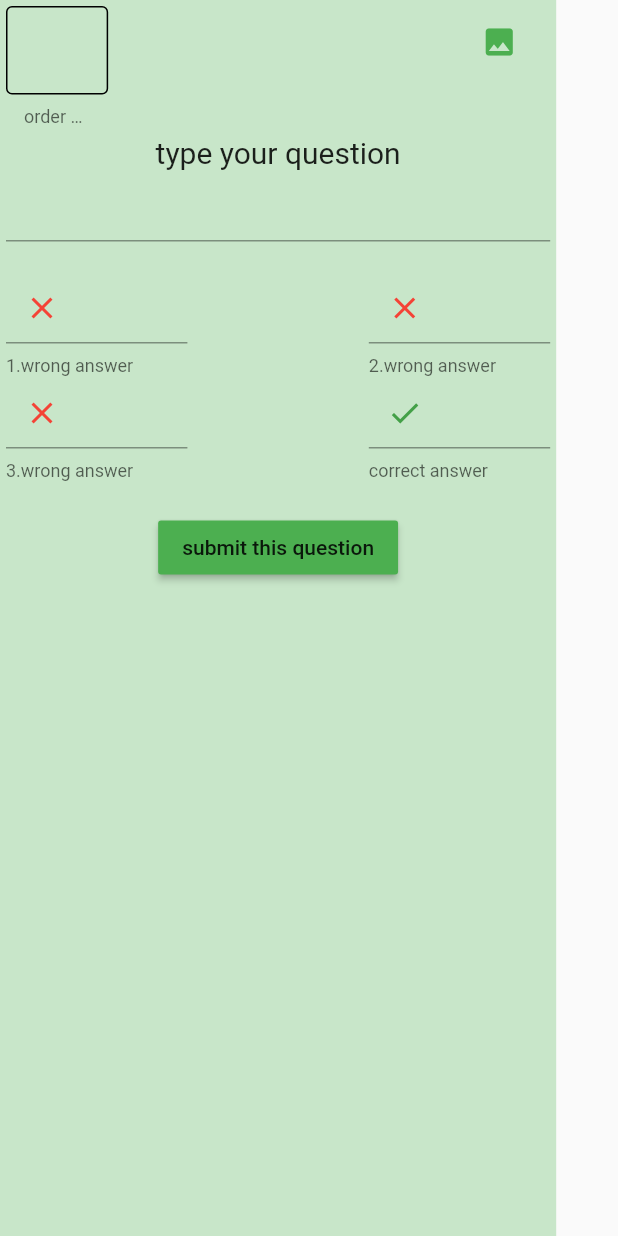
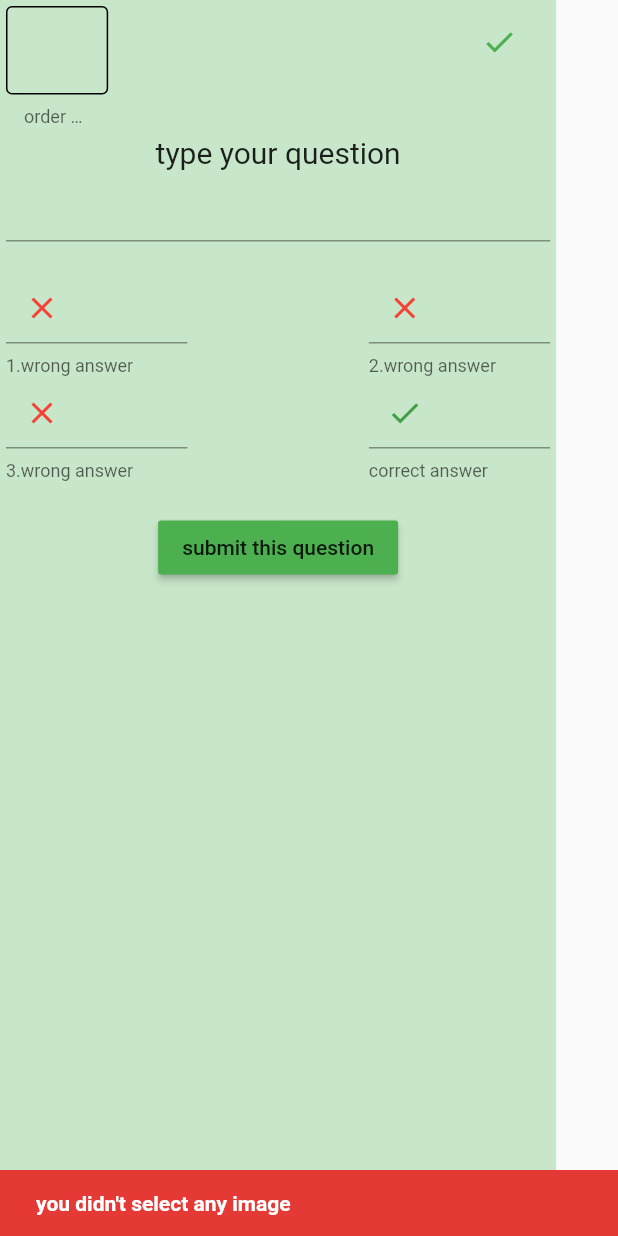
Before and after one commit to alifaraji64/exam_app_with_flutter_node, a Flutter app: the Question widget shown alone on an empty page, opened directly, after a tap on the "image" icon, on a phone screen of 412 x 824 dp. Run offline on Flutter 3.47's test engine with Material 2 defaults, Android fonts, the phone set to English and light mode, and no system bars; our stand-ins replace custom_navigation_bar, file_picker.

Commit message:
image uploading done, form validation done

```diff
--- a/lib/core/models/question.dart
+++ b/lib/core/models/question.dart
@@ -1,22 +1,24 @@
 class QuestionModel {
-  String? question, wAnswerOne, wAnswerTwo, wAnswerThree, correctAnswer;
-  int? id;
+  String? question, wAnswerOne, wAnswerTwo, wAnswerThree, correctAnswer, url;
+  int? order;
   QuestionModel({
+    required this.url,
     required this.question,
     required this.wAnswerOne,
     required this.wAnswerTwo,
     required this.wAnswerThree,
     required this.correctAnswer,
-    this.id,
+    required this.order,
   });
 
   factory QuestionModel.fromJson(Map<String, dynamic> json) => QuestionModel(
-        question: json['question'],
-        wAnswerOne: json['wAnswerOne'],
-        wAnswerTwo: json['wAnswerTwo'],
-        wAnswerThree: json['wAnswerThree'],
-        correctAnswer: json['correctAnswer'],
-      );
+      question: json['question'],
+      wAnswerOne: json['wAnswerOne'],
+      wAnswerTwo: json['wAnswerTwo'],
+      wAnswerThree: json['wAnswerThree'],
+      correctAnswer: json['correctAnswer'],
+      url: json['url'],
+      order: json['order']);
 
   Map<String, String> toJson() {
     return {
@@ -24,7 +26,9 @@ class QuestionModel {
       'wAnswerOne': wAnswerOne!,
       'wAnswerTwo': wAnswerTwo!,
       'wAnswerThree': wAnswerThree!,
-      'correctAnswer': correctAnswer!
+      'correctAnswer': correctAnswer!,
+      'url': url!,
+      'order': order!.toString()
     };
   }
 }
--- a/lib/core/services/exam.dart
+++ b/lib/core/services/exam.dart
@@ -1,21 +1,45 @@
+import 'dart:async';
+import 'dart:convert';
+import 'dart:io';
+
 import 'package:file_picker/file_picker.dart';
+import 'package:flutter/cupertino.dart';
+import 'package:http/http.dart' as http;
 
 class Exam {
+  static String token = '';
   Future pickImage() async {
     FilePickerResult? result = await FilePicker.platform.pickFiles(
       type: FileType.custom,
       allowedExtensions: ['jpg', 'png'],
     );
     if (result == null) {
-      return CustomException(msg: "you didn't select any image");
+      throw CustomException(msg: "you didn't select any image");
     }
     print(result);
     //returning the path of the selected file, so we can wrap it with File in cubit
     return result.files.single.path;
   }
+
+  Future uploadImage(String _image) async {
+    Uri url = Uri.parse('https://api.web3.storage/upload');
+    var request = http.MultipartRequest('POST', url);
+    request.headers.addAll({
+      'Content-Type': 'multipart/form-data',
+      'Authorization': 'Bearer $token'
+    });
+    request.files.add(await http.MultipartFile.fromPath('file', _image));
+    try {
+      var res = await request.send();
+      var responsed = await http.Response.fromStream(res);
+      return ('https://ipfs.io/ipfs/' + jsonDecode(responsed.body)['cid']);
+    } catch (e) {
+      print(e);
+    }
+  }
 }
 
 class CustomException implements Exception {
   String? msg;
-  CustomException({msg});
+  CustomException({this.msg});
 }
--- a/lib/core/view_models/create_exam_screen_view_model.dart
+++ b/lib/core/view_models/create_exam_screen_view_model.dart
@@ -1,19 +1,31 @@
 import 'package:examyy/core/models/question.dart';
 import 'package:examyy/core/services/exam.dart';
-import 'package:flutter/cupertino.dart';
+import 'package:flutter/material.dart';
 
 class CreateExamScreenViewModel extends ChangeNotifier {
   List<QuestionModel> questions = [];
   final Exam _exam = Exam();
-  addToQuestions(QuestionModel _question) {
+  addToQuestions(BuildContext context, QuestionModel _question) {
+    if (_question.correctAnswer!.isEmpty ||
+        _question.question!.isEmpty ||
+        _question.wAnswerOne!.isEmpty ||
+        _question.wAnswerTwo!.isEmpty ||
+        _question.wAnswerThree!.isEmpty ||
+        _question.order!.bitLength <= 0) {
+      print('1');
+      ScaffoldMessenger.of(context).showSnackBar(SnackBar(
+        content: const Text(
+          'please fill all the fields. only image is optional',
+          style: TextStyle(fontWeight: FontWeight.w600),
+        ),
+        backgroundColor: Colors.red[600],
+      ));
+      return;
+    }
+    print('2');
+    print(_question.correctAnswer);
     questions.add(_question);
     notifyListeners();
-  }
-
-  bool querstionExistsInArray(QuestionModel _question) {
-    var res =
-        questions.where((question) => question.question == _question.question);
-    return res.isNotEmpty;
   }
 
   deleteQuestion(QuestionModel _question) {
@@ -23,13 +35,48 @@ class CreateExamScreenViewModel extends ChangeNotifier {
     notifyListeners();
   }
 
-  pickImage() async {
+  pickImage(BuildContext context) async {
     try {
       String image = await _exam.pickImage();
-      return image;
+      String url = await uploadImage(context, image);
+      ScaffoldMessenger.of(context).showSnackBar(SnackBar(
+        content: const Text(
+          'image uploaded successfully',
+          style: TextStyle(fontWeight: FontWeight.w600),
+        ),
+        backgroundColor: Colors.green[600],
+      ));
+      return url;
+    } on CustomException catch (e) {
+      ScaffoldMessenger.of(context).showSnackBar(SnackBar(
+        content: Text(
+          e.msg!.toString(),
+          style: const TextStyle(fontWeight: FontWeight.w600),
+        ),
+        backgroundColor: Colors.red[600],
+      ));
     } catch (e) {
-      print('error occured');
-      print(e);
+      ScaffoldMessenger.of(context).showSnackBar(SnackBar(
+        content: const Text(
+          'an unknown error occured',
+          style: TextStyle(fontWeight: FontWeight.w600),
+        ),
+        backgroundColor: Colors.red[600],
+      ));
+    }
+  }
+
+  uploadImage(BuildContext context, String _image) async {
+    try {
+      return await _exam.uploadImage(_image);
+    } catch (e) {
+      ScaffoldMessenger.of(context).showSnackBar(SnackBar(
+        content: const Text(
+          'an unknown error occured',
+          style: TextStyle(fontWeight: FontWeight.w600),
+        ),
+        backgroundColor: Colors.red[600],
+      ));
     }
   }
 }
--- a/lib/meta/widgets/question.dart
+++ b/lib/meta/widgets/question.dart
@@ -1,6 +1,7 @@
 import 'package:examyy/core/models/question.dart';
 import 'package:examyy/core/view_models/create_exam_screen_view_model.dart';
 import 'package:flutter/material.dart';
+import 'package:flutter/services.dart';
 import 'package:provider/provider.dart';
 
 class Question extends StatefulWidget {
@@ -16,13 +17,15 @@ class _QuestionState extends State<Question> {
   final TextEditingController _secondWrongAnswer = TextEditingController();
   final TextEditingController _thirdWrongAnswer = TextEditingController();
   final TextEditingController _correctAnswer = TextEditingController();
-  final TextEditingController _idController = TextEditingController();
+  final TextEditingController _orderController = TextEditingController();
   QuestionModel? _question;
-  String? image;
+  String? url;
+  bool? isUploadingImage = false;
+  bool? imageUploaded = false;
 
   @override
   Widget build(BuildContext context) {
-    void _inputUpdated(String _) {
+    void _inputUpdated(String? _) {
       _question != null
           ? Provider.of<CreateExamScreenViewModel>(context, listen: false)
               .deleteQuestion(_question!)
@@ -42,7 +45,9 @@ class _QuestionState extends State<Question> {
             children: [
               Flexible(
                 child: TextFormField(
-                  controller: _idController,
+                  controller: _orderController,
+                  onChanged: _inputUpdated,
+                  inputFormatters: [FilteringTextInputFormatter.digitsOnly],
                   decoration: const InputDecoration(
                     enabledBorder: OutlineInputBorder(
                       borderSide: BorderSide(
@@ -60,22 +65,41 @@ class _QuestionState extends State<Question> {
                 flex: 1,
                 child: MaterialButton(
                   onPressed: () async {
+                    if (url != null) {
+                      _inputUpdated(null);
+                    }
+                    setState(() {
+                      isUploadingImage = true;
+                    });
                     try {
-                        //print('xxxxxx' + image!);
-                        image = await Provider.of<CreateExamScreenViewModel>(
+                      url = await Provider.of<CreateExamScreenViewModel>(
                               context,
                               listen: false)
-                            .pickImage();
-                        print('wowooo');
-                        print(image);
+                          .pickImage(context);
+                      setState(() {
+                        imageUploaded = true;
+                      });
+                      print(url!);
+                      // ignore: empty_catches
                     } catch (e) {
-                        print(e);
+                    } finally {
+                      setState(() {
+                        isUploadingImage = false;
+                      });
                     }
                   },
-                    child: const Icon(
+                  child: isUploadingImage == false
+                      ? (imageUploaded == false
+                          ? const Icon(
                               Icons.image,
                               color: Colors.green,
-                    )),
+                            )
+                          : const Icon(
+                              Icons.check,
+                              color: Colors.green,
+                            ))
+                      : const CircularProgressIndicator(),
+                ),
               )
             ],
           ),
@@ -104,6 +128,7 @@ class _QuestionState extends State<Question> {
               TableRow(children: [
                 TextField(
                   controller: _firstWrongAnswer,
+                  onChanged: _inputUpdated,
                   decoration: const InputDecoration(
                       helperText: '1.wrong answer',
                       prefixIcon: Icon(
@@ -116,6 +141,7 @@ class _QuestionState extends State<Question> {
                 ),
                 TextFormField(
                   controller: _secondWrongAnswer,
+                  onChanged: _inputUpdated,
                   decoration: const InputDecoration(
                       helperText: '2.wrong answer',
                       prefixIcon: Icon(
@@ -127,6 +153,7 @@ class _QuestionState extends State<Question> {
               TableRow(children: [
                 TextField(
                   controller: _thirdWrongAnswer,
+                  onChanged: _inputUpdated,
                   decoration: const InputDecoration(
                       helperText: '3.wrong answer',
                       prefixIcon: Icon(
@@ -139,6 +166,7 @@ class _QuestionState extends State<Question> {
                 ),
                 TextFormField(
                   controller: _correctAnswer,
+                  onChanged: _inputUpdated,
                   decoration: InputDecoration(
                       helperText: 'correct answer',
                       prefixIcon: Icon(
@@ -160,9 +188,12 @@ class _QuestionState extends State<Question> {
                   wAnswerOne: _firstWrongAnswer.value.text,
                   wAnswerTwo: _secondWrongAnswer.value.text,
                   wAnswerThree: _thirdWrongAnswer.value.text,
-                    correctAnswer: _correctAnswer.value.text);
+                  correctAnswer: _correctAnswer.value.text,
+                  url: url,
+                  order: int.parse(_orderController.value.text),
+                );
                 Provider.of<CreateExamScreenViewModel>(context, listen: false)
-                    .addToQuestions(_question!);
+                    .addToQuestions(context, _question!);
               },
               child:
                   //check if any question is pushed into the array
--- a/pubspec.yaml
+++ b/pubspec.yaml
@@ -37,6 +37,7 @@ dependencies:
   # Use with the CupertinoIcons class for iOS style icons.
   cupertino_icons: ^1.0.2
   file_picker: ^4.6.1
+  http: ^0.13.4
 
 dev_dependencies:
   flutter_test:
```
Also changed, not shown: pubspec.lock. Lines whose indentation alone changed are shown as unchanged.
